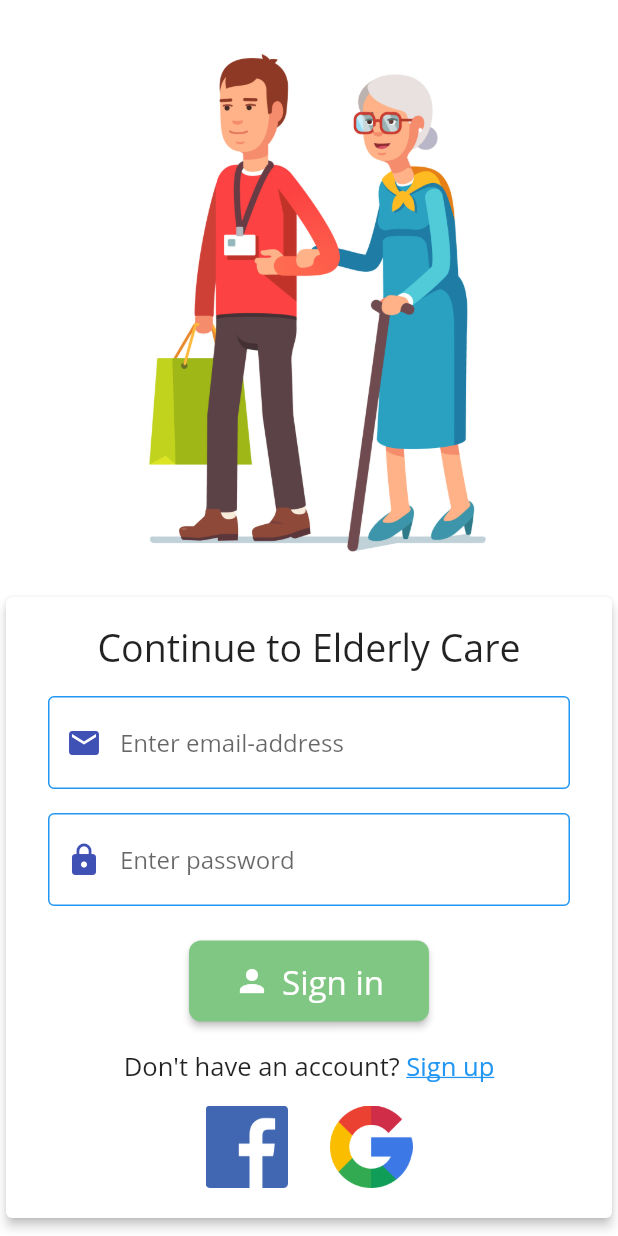
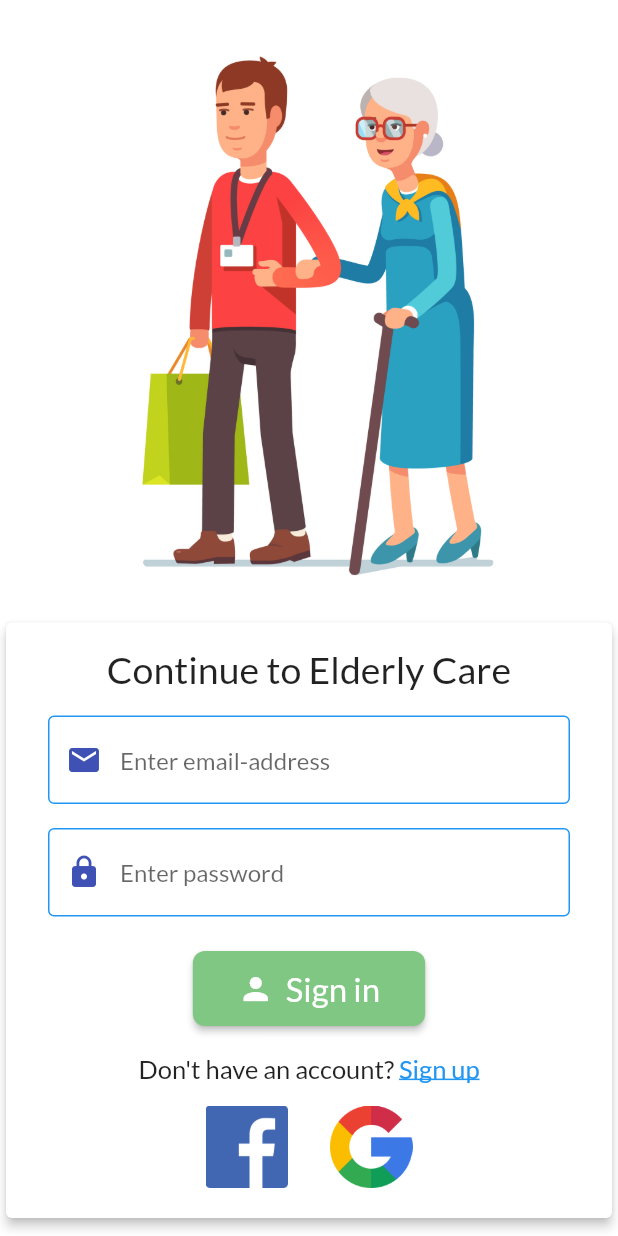
Before and after one commit to adarshbalu/elderly_app, a Flutter app: the screen it shows after launch, on a phone screen of 412 x 824 dp. Run offline on Flutter 3.47's test engine with Material 2 defaults, Android fonts, the light colour scheme and no system bars; drawn by our look-alikes of auto_size_text; our stand-ins replace cloud_firestore, firebase_auth, firebase_storage, flutter_spinkit, font_awesome_flutter, geolocator and 8 more; missing offline and left inert: firebase_ml_vision, flutter_android, flutter_downloader, flutter_material_pickers, flutter_sms, mlkit and 1 more; accounts and stored records are empty.

Commit message:
Updated medicine detail screen with ui changes , changed system wide fonts to Lato

```diff
--- a/lib/main.dart
+++ b/lib/main.dart
@@ -25,6 +25,7 @@ import 'package:elderly_app/screens/relatives/contact_relatives_screen.dart';
 import 'package:elderly_app/screens/relatives/edit_relatives.dart';
 import 'package:flutter/material.dart';
 import 'package:flutter_downloader/flutter_downloader.dart';
+import 'package:google_fonts/google_fonts.dart';
 
 void main() {
   setupLocator();
@@ -70,19 +71,11 @@ class ElderlyApp extends StatelessWidget {
         OnBoardingScreen.id: (context) => OnBoardingScreen(),
       },
       theme: ThemeData(
-        fontFamily: 'OpenSans',
-        scaffoldBackgroundColor: Colors.white,
-        primaryColor: Colors.white,
-        textTheme: TextTheme(
-            headline4: TextStyle(
-              color: Colors.black,
-              fontSize: 20.0,
-            ),
-            headline1: TextStyle(
-              color: Colors.red,
-              fontSize: 25,
-            )),
-      ),
+          fontFamily: GoogleFonts.lato().fontFamily,
+          scaffoldBackgroundColor: Colors.white,
+          primaryColor: Colors.white,
+          textTheme:
+              TextTheme().apply(fontFamily: GoogleFonts.lato().fontFamily)),
     );
   }
 }
```
Also changed, not shown: lib/screens/medicine_reminder/reminder_detail.dart (+48 -51 lines).
